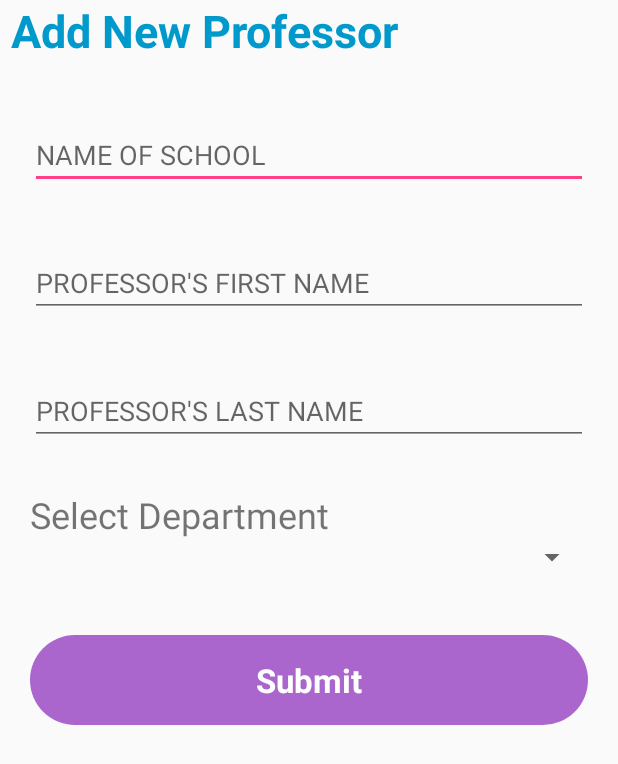
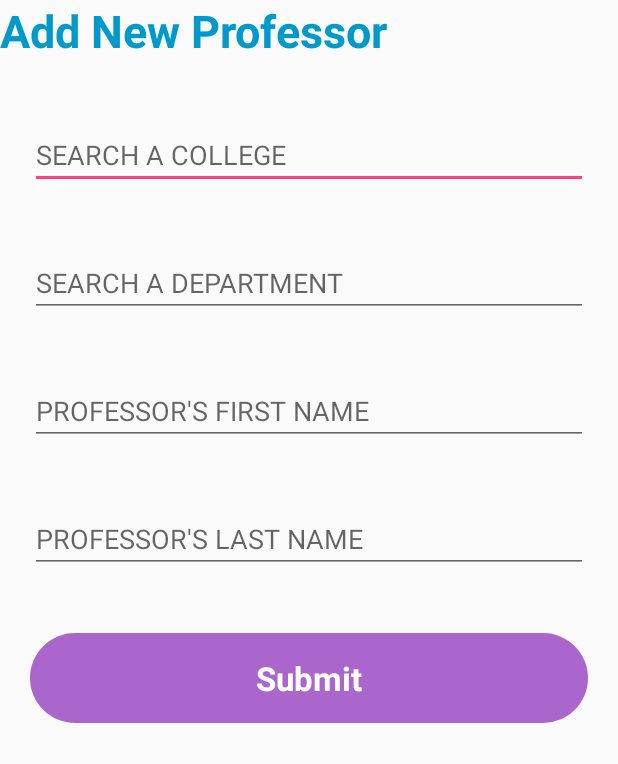
Before and after one commit to ankitabatni/PocketCampus, an Android app: the layout activity_add_professor.xml on its own in the app's theme, with its tools: preview values and no code run, on a phone screen of 412 x 824 dp. Shown: the top 764 px of the screen. Run offline under Robolectric (Android 15) with nearby library versions, the phone set to English and light mode, and no system bars.

Commit message:
Add professor - autocomplete college and department

```diff
--- a/app/src/main/res/layout/activity_add_professor.xml
+++ b/app/src/main/res/layout/activity_add_professor.xml
@@ -7,28 +7,36 @@
     android:orientation="vertical"
     tools:context="com.example.ankita.pocketcampus.SearchProfessor"
     tools:layout_editor_absoluteX="0dp"
-    tools:layout_editor_absoluteY="81dp">
+    tools:layout_editor_absoluteY="81dp"
+    android:weightSum="1">
 
 
     <TextView
         android:id="@+id/heading"
         android:layout_width="match_parent"
         android:layout_height="wrap_content"
-        android:text=" Add New Professor"
+        android:text="Add New Professor"
         android:textColor="@android:color/holo_blue_dark"
         android:textSize="30sp"
         android:textStyle="bold" />
 
-    <EditText
-        android:id="@+id/NameOfSchool"
+    <AutoCompleteTextView
+        android:id="@+id/autoCompleteCollege"
         android:layout_width="match_parent"
         android:layout_height="wrap_content"
         android:layout_marginLeft="20dp"
         android:layout_marginRight="20dp"
         android:layout_marginTop="40dp"
-        android:ems="10"
-        android:hint="NAME OF SCHOOL"
-        android:inputType="textPersonName" />
+        android:hint="SEARCH A COLLEGE" />
+
+    <AutoCompleteTextView
+        android:id="@+id/autoCompleteDepartment"
+        android:layout_width="match_parent"
+        android:layout_height="wrap_content"
+        android:layout_marginLeft="20dp"
+        android:layout_marginRight="20dp"
+        android:layout_marginTop="40dp"
+        android:hint="SEARCH A DEPARTMENT" />
 
     <EditText
         android:id="@+id/profName"
@@ -52,23 +60,6 @@
         android:hint="PROFESSOR'S LAST NAME"
         android:inputType="textPersonName" />
 
-    <TextView
-        android:id="@+id/textView12"
-        android:layout_width="match_parent"
-        android:layout_height="wrap_content"
-        android:layout_marginLeft="20dp"
-        android:layout_marginRight="20dp"
-        android:layout_marginTop="30dp"
-        android:text="Select Department"
-        android:textSize="24sp" />
-
-    <Spinner
-        android:id="@+id/spinner"
-        android:layout_width="match_parent"
-        android:layout_height="wrap_content"
-        android:layout_marginLeft="20dp"
-        android:layout_marginRight="20dp" />
-
     <Button
         android:id="@+id/submit_buttton"
         android:layout_width="match_parent"
```
Also changed, not shown: app/src/main/java/com/example/ankita/pocketcampus/AddProfessor.java (+63 -5 lines).
